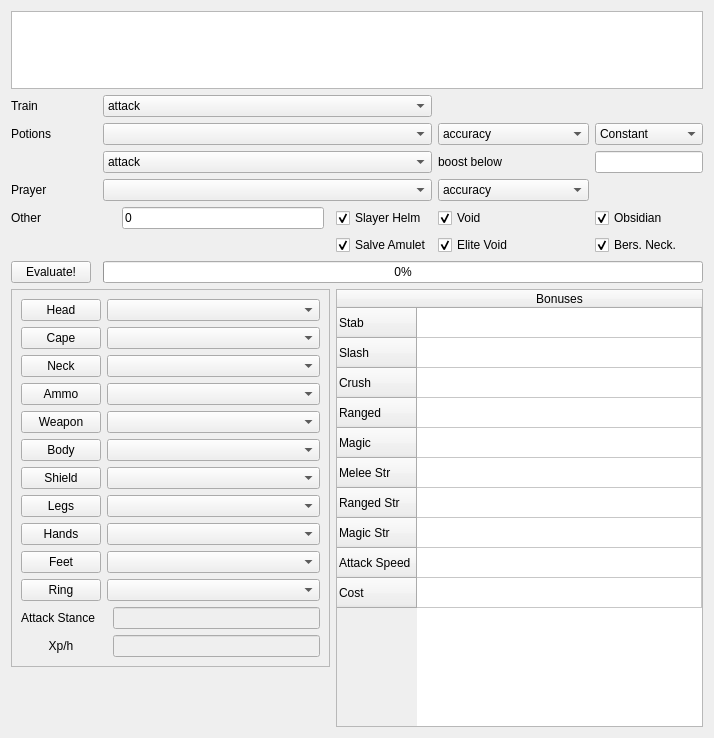
Qt form Code/osrsmath/apps/GUI/optimize/optimize_skeleton.ui (Palfore/OSRSmath) before a commit.
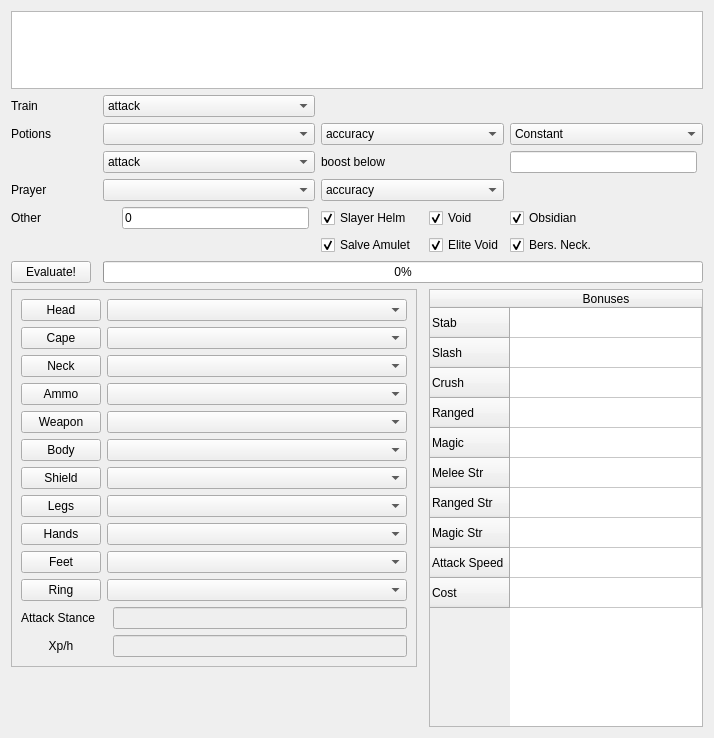
The same form after that commit.

Diff of the .ui file:
```diff
--- a/Code/osrsmath/apps/GUI/optimize/optimize_skeleton.ui
+++ b/Code/osrsmath/apps/GUI/optimize/optimize_skeleton.ui
@@ -14,11 +14,11 @@
    <string>Form</string>
   </property>
   <layout class="QGridLayout" name="gridLayout">
-   <item row="10" column="7">
-    <widget class="QComboBox" name="prayer_attributes">
+   <item row="7" column="2" colspan="4">
+    <widget class="QComboBox" name="below_skill">
      <item>
       <property name="text">
-       <string>accuracy</string>
+       <string>attack</string>
       </property>
      </item>
      <item>
@@ -40,10 +40,29 @@
      </property>
     </widget>
    </item>
-   <item row="14" column="0">
-    <widget class="QPushButton" name="evaluate">
-     <property name="text">
-      <string>Evaluate!</string>
+   <item row="5" column="6" colspan="3">
+    <widget class="QComboBox" name="potion_attributes">
+     <item>
+      <property name="text">
+       <string>accuracy</string>
+      </property>
+     </item>
+     <item>
+      <property name="text">
+       <string>damage</string>
+      </property>
+     </item>
+     <item>
+      <property name="text">
+       <string>accuracy and damage</string>
+      </property>
+     </item>
+    </widget>
+   </item>
+   <item row="7" column="9">
+    <widget class="QLineEdit" name="redose_level">
+     <property name="maxLength">
+      <number>2</number>
      </property>
     </widget>
    </item>
@@ -57,6 +76,16 @@
      </property>
     </widget>
    </item>
+   <item row="14" column="0">
+    <widget class="QPushButton" name="evaluate">
+     <property name="text">
+      <string>Evaluate!</string>
+     </property>
+    </widget>
+   </item>
+   <item row="10" column="2" colspan="4">
+    <widget class="QComboBox" name="prayers"/>
+   </item>
    <item row="5" column="0">
     <widget class="QLabel" name="label_3">
      <property name="text">
@@ -64,7 +93,328 @@
      </property>
     </widget>
    </item>
-   <item row="15" column="0" colspan="6">
+   <item row="12" column="0">
+    <widget class="QLabel" name="label_8">
+     <property name="text">
+      <string>Other</string>
+     </property>
+    </widget>
+   </item>
+   <item row="7" column="6" colspan="3">
+    <widget class="QLabel" name="label_5">
+     <property name="enabled">
+      <bool>true</bool>
+     </property>
+     <property name="text">
+      <string>boost below</string>
+     </property>
+    </widget>
+   </item>
+   <item row="12" column="3">
+    <widget class="QLabel" name="label_7">
+     <property name="text">
+      <string>&lt;Dharok HP&gt;</string>
+     </property>
+    </widget>
+   </item>
+   <item row="14" column="2" colspan="9">
+    <widget class="QProgressBar" name="progressBar">
+     <property name="value">
+      <number>0</number>
+     </property>
+    </widget>
+   </item>
+   <item row="10" column="6" colspan="3">
+    <widget class="QComboBox" name="prayer_attributes">
+     <item>
+      <property name="text">
+       <string>accuracy</string>
+      </property>
+     </item>
+     <item>
+      <property name="text">
+       <string>damage</string>
+      </property>
+     </item>
+     <item>
+      <property name="text">
+       <string>accuracy and damage</string>
+      </property>
+     </item>
+    </widget>
+   </item>
+   <item row="4" column="2" colspan="4">
+    <widget class="QComboBox" name="training_skill">
+     <item>
+      <property name="text">
+       <string>attack</string>
+      </property>
+     </item>
+     <item>
+      <property name="text">
+       <string>strength</string>
+      </property>
+     </item>
+     <item>
+      <property name="text">
+       <string>defence</string>
+      </property>
+     </item>
+     <item>
+      <property name="text">
+       <string>ranged</string>
+      </property>
+     </item>
+     <item>
+      <property name="text">
+       <string>magic</string>
+      </property>
+     </item>
+    </widget>
+   </item>
+   <item row="12" column="8">
+    <widget class="QCheckBox" name="void_knight">
+     <property name="text">
+      <string>Void</string>
+     </property>
+     <property name="checked">
+      <bool>true</bool>
+     </property>
+    </widget>
+   </item>
+   <item row="13" column="8">
+    <widget class="QCheckBox" name="elite_void">
+     <property name="text">
+      <string>Elite Void</string>
+     </property>
+     <property name="checked">
+      <bool>true</bool>
+     </property>
+    </widget>
+   </item>
+   <item row="12" column="6">
+    <widget class="QCheckBox" name="slayer_helm">
+     <property name="text">
+      <string>Slayer Helm</string>
+     </property>
+     <property name="checked">
+      <bool>true</bool>
+     </property>
+    </widget>
+   </item>
+   <item row="16" column="8" rowspan="11" colspan="3">
+    <widget class="QTableWidget" name="best_in_slot_bonuses">
+     <property name="showGrid">
+      <bool>true</bool>
+     </property>
+     <attribute name="horizontalHeaderStretchLastSection">
+      <bool>true</bool>
+     </attribute>
+     <attribute name="verticalHeaderStretchLastSection">
+      <bool>false</bool>
+     </attribute>
+     <row>
+      <property name="text">
+       <string>Stab</string>
+      </property>
+     </row>
+     <row>
+      <property name="text">
+       <string>Slash</string>
+      </property>
+     </row>
+     <row>
+      <property name="text">
+       <string>Crush</string>
+      </property>
+     </row>
+     <row>
+      <property name="text">
+       <string>Ranged</string>
+      </property>
+     </row>
+     <row>
+      <property name="text">
+       <string>Magic</string>
+      </property>
+     </row>
+     <row>
+      <property name="text">
+       <string>Melee Str</string>
+      </property>
+     </row>
+     <row>
+      <property name="text">
+       <string>Ranged Str</string>
+      </property>
+     </row>
+     <row>
+      <property name="text">
+       <string>Magic Str</string>
+      </property>
+     </row>
+     <row>
+      <property name="text">
+       <string>Attack Speed</string>
+      </property>
+     </row>
+     <row>
+      <property name="text">
+       <string>Cost</string>
+      </property>
+     </row>
+     <column>
+      <property name="text">
+       <string>Bonuses</string>
+      </property>
+      <property name="textAlignment">
+       <set>AlignCenter</set>
+      </property>
+     </column>
+     <item row="0" column="0">
+      <property name="text">
+       <string/>
+      </property>
+      <property name="flags">
+       <set>ItemIsSelectable|ItemIsDragEnabled|ItemIsDropEnabled|ItemIsUserCheckable|ItemIsEnabled</set>
+      </property>
+     </item>
+     <item row="1" column="0">
+      <property name="text">
+       <string/>
+      </property>
+      <property name="flags">
+       <set>ItemIsSelectable|ItemIsDragEnabled|ItemIsDropEnabled|ItemIsUserCheckable|ItemIsEnabled</set>
+      </property>
+     </item>
+     <item row="2" column="0">
+      <property name="text">
+       <string/>
+      </property>
+      <property name="flags">
+       <set>ItemIsSelectable|ItemIsDragEnabled|ItemIsDropEnabled|ItemIsUserCheckable|ItemIsEnabled</set>
+      </property>
+     </item>
+     <item row="3" column="0">
+      <property name="text">
+       <string/>
+      </property>
+      <property name="flags">
+       <set>ItemIsSelectable|ItemIsDragEnabled|ItemIsDropEnabled|ItemIsUserCheckable|ItemIsEnabled</set>
+      </property>
+     </item>
+     <item row="4" column="0">
+      <property name="text">
+       <string/>
+      </property>
+      <property name="flags">
+       <set>ItemIsSelectable|ItemIsDragEnabled|ItemIsDropEnabled|ItemIsUserCheckable|ItemIsEnabled</set>
+      </property>
+     </item>
+     <item row="5" column="0">
+      <property name="text">
+       <string/>
+      </property>
+      <property name="flags">
+       <set>ItemIsSelectable|ItemIsDragEnabled|ItemIsDropEnabled|ItemIsUserCheckable|ItemIsEnabled</set>
+      </property>
+     </item>
+     <item row="6" column="0">
+      <property name="text">
+       <string/>
+      </property>
+      <property name="flags">
+       <set>ItemIsSelectable|ItemIsDragEnabled|ItemIsDropEnabled|ItemIsUserCheckable|ItemIsEnabled</set>
+      </property>
+     </item>
+     <item row="7" column="0">
+      <property name="text">
+       <string/>
+      </property>
+      <property name="flags">
+       <set>ItemIsSelectable|ItemIsDragEnabled|ItemIsDropEnabled|ItemIsUserCheckable|ItemIsEnabled</set>
+      </property>
+     </item>
+     <item row="8" column="0">
+      <property name="text">
+       <string/>
+      </property>
+      <property name="flags">
+       <set>ItemIsSelectable|ItemIsDragEnabled|ItemIsDropEnabled|ItemIsUserCheckable|ItemIsEnabled</set>
+      </property>
+     </item>
+     <item row="9" column="0">
+      <property name="text">
+       <string/>
+      </property>
+      <property name="flags">
+       <set>ItemIsSelectable|ItemIsDragEnabled|ItemIsDropEnabled|ItemIsUserCheckable|ItemIsEnabled</set>
+      </property>
+     </item>
+    </widget>
+   </item>
+   <item row="5" column="9" colspan="2">
+    <widget class="QComboBox" name="boosting_scheme">
+     <item>
+      <property name="text">
+       <string>Constant</string>
+      </property>
+     </item>
+     <item>
+      <property name="text">
+       <string>Dose After</string>
+      </property>
+     </item>
+    </widget>
+   </item>
+   <item row="5" column="2" colspan="4">
+    <widget class="QComboBox" name="potions"/>
+   </item>
+   <item row="13" column="6">
+    <widget class="QCheckBox" name="salve_amulet">
+     <property name="text">
+      <string>Salve Amulet</string>
+     </property>
+     <property name="checked">
+      <bool>true</bool>
+     </property>
+    </widget>
+   </item>
+   <item row="13" column="9">
+    <widget class="QCheckBox" name="berserker_necklace">
+     <property name="text">
+      <string>Bers. Neck.</string>
+     </property>
+     <property name="checked">
+      <bool>true</bool>
+     </property>
+    </widget>
+   </item>
+   <item row="10" column="0">
+    <widget class="QLabel" name="label_4">
+     <property name="text">
+      <string>Prayer</string>
+     </property>
+    </widget>
+   </item>
+   <item row="12" column="9">
+    <widget class="QCheckBox" name="obsidian">
+     <property name="text">
+      <string>Obsidian</string>
+     </property>
+     <property name="checked">
+      <bool>true</bool>
+     </property>
+    </widget>
+   </item>
+   <item row="2" column="0" colspan="11">
+    <widget class="QListWidget" name="opponents">
+     <property name="horizontalScrollMode">
+      <enum>QAbstractItemView::ScrollPerItem</enum>
+     </property>
+    </widget>
+   </item>
+   <item row="16" column="0" colspan="7">
     <widget class="QFrame" name="frame">
      <property name="frameShape">
       <enum>QFrame::StyledPanel</enum>
@@ -220,326 +570,6 @@
      </layout>
     </widget>
    </item>
-   <item row="12" column="0">
-    <widget class="QLabel" name="label_8">
-     <property name="text">
-      <string>Other</string>
-     </property>
-    </widget>
-   </item>
-   <item row="4" column="2" colspan="5">
-    <widget class="QComboBox" name="training_skill">
-     <item>
-      <property name="text">
-       <string>attack</string>
-      </property>
-     </item>
-     <item>
-      <property name="text">
-       <string>strength</string>
-      </property>
-     </item>
-     <item>
-      <property name="text">
-       <string>defence</string>
-      </property>
-     </item>
-     <item>
-      <property name="text">
-       <string>ranged</string>
-      </property>
-     </item>
-     <item>
-      <property name="text">
-       <string>magic</string>
-      </property>
-     </item>
-    </widget>
-   </item>
-   <item row="12" column="3">
-    <widget class="QLabel" name="label_7">
-     <property name="text">
-      <string>&lt;Dharok HP&gt;</string>
-     </property>
-    </widget>
-   </item>
-   <item row="14" column="2" colspan="8">
-    <widget class="QProgressBar" name="progressBar">
-     <property name="value">
-      <number>0</number>
-     </property>
-    </widget>
-   </item>
-   <item row="12" column="6">
-    <widget class="QCheckBox" name="slayer_helm">
-     <property name="text">
-      <string>Slayer Helm</string>
-     </property>
-     <property name="checked">
-      <bool>true</bool>
-     </property>
-    </widget>
-   </item>
-   <item row="7" column="2" colspan="5">
-    <widget class="QComboBox" name="below_skill">
-     <item>
-      <property name="text">
-       <string>attack</string>
-      </property>
-     </item>
-     <item>
-      <property name="text">
-       <string>strength</string>
-      </property>
-     </item>
-     <item>
-      <property name="text">
-       <string>defence</string>
-      </property>
-     </item>
-    </widget>
-   </item>
-   <item row="15" column="6" rowspan="11" colspan="4">
-    <widget class="QTableWidget" name="best_in_slot_bonuses">
-     <property name="showGrid">
-      <bool>true</bool>
-     </property>
-     <attribute name="horizontalHeaderStretchLastSection">
-      <bool>true</bool>
-     </attribute>
-     <attribute name="verticalHeaderStretchLastSection">
-      <bool>false</bool>
-     </attribute>
-     <row>
-      <property name="text">
-       <string>Stab</string>
-      </property>
-     </row>
-     <row>
-      <property name="text">
-       <string>Slash</string>
-      </property>
-     </row>
-     <row>
-      <property name="text">
-       <string>Crush</string>
-      </property>
-     </row>
-     <row>
-      <property name="text">
-       <string>Ranged</string>
-      </property>
-     </row>
-     <row>
-      <property name="text">
-       <string>Magic</string>
-      </property>
-     </row>
-     <row>
-      <property name="text">
-       <string>Melee Str</string>
-      </property>
-     </row>
-     <row>
-      <property name="text">
-       <string>Ranged Str</string>
-      </property>
-     </row>
-     <row>
-      <property name="text">
-       <string>Magic Str</string>
-      </property>
-     </row>
-     <row>
-      <property name="text">
-       <string>Attack Speed</string>
-      </property>
-     </row>
-     <row>
-      <property name="text">
-       <string>Cost</string>
-      </property>
-     </row>
-     <column>
-      <property name="text">
-       <string>Bonuses</string>
-      </property>
-     </column>
-     <item row="0" column="0">
-      <property name="text">
-       <string/>
-      </property>
-      <property name="flags">
-       <set>ItemIsSelectable|ItemIsDragEnabled|ItemIsDropEnabled|ItemIsUserCheckable|ItemIsEnabled</set>
-      </property>
-     </item>
-     <item row="1" column="0">
-      <property name="flags">
-       <set>ItemIsSelectable|ItemIsDragEnabled|ItemIsDropEnabled|ItemIsUserCheckable|ItemIsEnabled</set>
-      </property>
-     </item>
-     <item row="2" column="0">
-      <property name="flags">
-       <set>ItemIsSelectable|ItemIsDragEnabled|ItemIsDropEnabled|ItemIsUserCheckable|ItemIsEnabled</set>
-      </property>
-     </item>
-     <item row="3" column="0">
-      <property name="flags">
-       <set>ItemIsSelectable|ItemIsDragEnabled|ItemIsDropEnabled|ItemIsUserCheckable|ItemIsEnabled</set>
-      </property>
-     </item>
-     <item row="4" column="0">
-      <property name="flags">
-       <set>ItemIsSelectable|ItemIsDragEnabled|ItemIsDropEnabled|ItemIsUserCheckable|ItemIsEnabled</set>
-      </property>
-     </item>
-     <item row="5" column="0">
-      <property name="flags">
-       <set>ItemIsSelectable|ItemIsDragEnabled|ItemIsDropEnabled|ItemIsUserCheckable|ItemIsEnabled</set>
-      </property>
-     </item>
-     <item row="6" column="0">
-      <property name="flags">
-       <set>ItemIsSelectable|ItemIsDragEnabled|ItemIsDropEnabled|ItemIsUserCheckable|ItemIsEnabled</set>
-      </property>
-     </item>
-     <item row="7" column="0">
-      <property name="flags">
-       <set>ItemIsSelectable|ItemIsDragEnabled|ItemIsDropEnabled|ItemIsUserCheckable|ItemIsEnabled</set>
-      </property>
-     </item>
-     <item row="8" column="0">
-      <property name="flags">
-       <set>ItemIsSelectable|ItemIsDragEnabled|ItemIsDropEnabled|ItemIsUserCheckable|ItemIsEnabled</set>
-      </property>
-     </item>
-     <item row="9" column="0">
-      <property name="flags">
-       <set>ItemIsSelectable|ItemIsDragEnabled|ItemIsDropEnabled|ItemIsUserCheckable|ItemIsEnabled</set>
-      </property>
-     </item>
-    </widget>
-   </item>
-   <item row="5" column="8" colspan="2">
-    <widget class="QComboBox" name="boosting_scheme">
-     <item>
-      <property name="text">
-       <string>Constant</string>
-      </property>
-     </item>
-     <item>
-      <property name="text">
-       <string>Dose After</string>
-      </property>
-     </item>
-    </widget>
-   </item>
-   <item row="7" column="7">
-    <widget class="QLabel" name="label_5">
-     <property name="enabled">
-      <bool>true</bool>
-     </property>
-     <property name="text">
-      <string>boost below</string>
-     </property>
-    </widget>
-   </item>
-   <item row="5" column="2" colspan="5">
-    <widget class="QComboBox" name="potions"/>
-   </item>
-   <item row="10" column="2" colspan="5">
-    <widget class="QComboBox" name="prayers"/>
-   </item>
-   <item row="10" column="0">
-    <widget class="QLabel" name="label_4">
-     <property name="text">
-      <string>Prayer</string>
-     </property>
-    </widget>
-   </item>
-   <item row="5" column="7">
-    <widget class="QComboBox" name="potion_attributes">
-     <item>
-      <property name="text">
-       <string>accuracy</string>
-      </property>
-     </item>
-     <item>
-      <property name="text">
-       <string>damage</string>
-      </property>
-     </item>
-     <item>
-      <property name="text">
-       <string>accuracy and damage</string>
-      </property>
-     </item>
-    </widget>
-   </item>
-   <item row="7" column="8" colspan="2">
-    <widget class="QLineEdit" name="redose_level">
-     <property name="maxLength">
-      <number>2</number>
-     </property>
-    </widget>
-   </item>
-   <item row="2" column="0" colspan="10">
-    <widget class="QListWidget" name="opponents">
-     <property name="horizontalScrollMode">
-      <enum>QAbstractItemView::ScrollPerItem</enum>
-     </property>
-    </widget>
-   </item>
-   <item row="13" column="6">
-    <widget class="QCheckBox" name="salve_amulet">
-     <property name="text">
-      <string>Salve Amulet</string>
-     </property>
-     <property name="checked">
-      <bool>true</bool>
-     </property>
-    </widget>
-   </item>
-   <item row="13" column="8">
-    <widget class="QCheckBox" name="berserker_necklace">
-     <property name="text">
-      <string>Bers. Neck.</string>
-     </property>
-     <property name="checked">
-      <bool>true</bool>
-     </property>
-    </widget>
-   </item>
-   <item row="12" column="7">
-    <widget class="QCheckBox" name="void_knight">
-     <property name="text">
-      <string>Void</string>
-     </property>
-     <property name="checked">
-      <bool>true</bool>
-     </property>
-    </widget>
-   </item>
-   <item row="12" column="8">
-    <widget class="QCheckBox" name="obsidian">
-     <property name="text">
-      <string>Obsidian</string>
-     </property>
-     <property name="checked">
-      <bool>true</bool>
-     </property>
-    </widget>
-   </item>
-   <item row="13" column="7">
-    <widget class="QCheckBox" name="elite_void">
-     <property name="text">
-      <string>Elite Void</string>
-     </property>
-     <property name="checked">
-      <bool>true</bool>
-     </property>
-    </widget>
-   </item>
   </layout>
  </widget>
  <tabstops>
```
Left out of the diff: 4 changed lines with no effect on the pictures.
